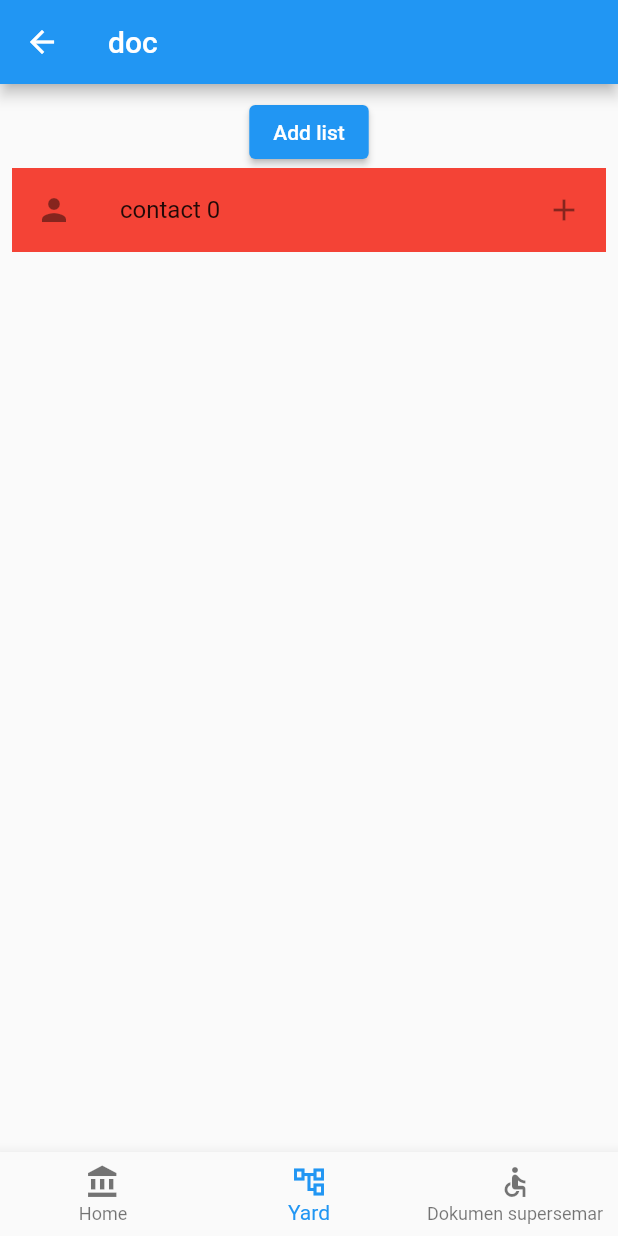
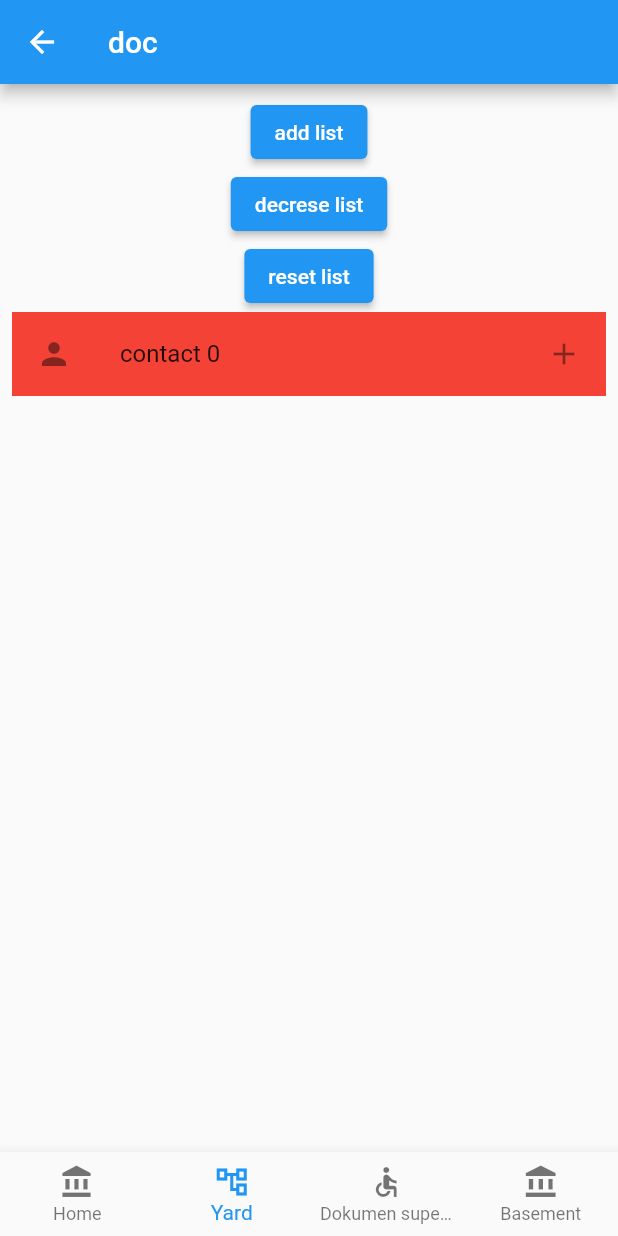
Before and after one commit to RioAgasta/rafi_commit, a Flutter app: the aletempik screen opened directly, item 2 of the bottom bar chosen, on a phone screen of 412 x 824 dp. Run offline on Flutter 3.47's test engine with Material 2 defaults, Android fonts, the phone set to English and light mode, and no system bars; our stand-ins replace shared_preferences, syncfusion_flutter_datepicker; accounts and stored records are empty.

Commit message:
initial commit

```diff
--- a/lib/hero.dart
+++ b/lib/Hero/hero.dart
@@ -1,5 +1,5 @@
 import 'package:flutter/material.dart';
-import 'package:Malenochinchin/ui.dart';
+import 'package:Project/ui_helper/ui.dart';
 
 class hero extends StatefulWidget {
   const hero({Key? key}) : super(key: key);
--- /dev/null
+++ b/lib/data/shared_prefs.dart
@@ -0,0 +1,13 @@
+import 'package:shared_preferences/shared_preferences.dart';
+
+class SharedPrefs {
+  static Future<SharedPreferences> getPrefs() async => await SharedPreferences.getInstance();
+
+  static Future remove(String key) async => (await getPrefs()).remove(key);
+
+  static Future setString(String key, String value) async => (await getPrefs()).setString(key, value);
+  static Future<String?> getString(String key) async => (await getPrefs()).getString(key);
+
+  static Future setInt(String key, int value) async => (await getPrefs()).setInt(key, value);
+  static Future<int?> getInt(String key) async => (await getPrefs()).getInt(key);
+}
--- a/lib/home.dart
+++ b/lib/home.dart
@@ -1,7 +1,7 @@
 import 'package:flutter/material.dart';
-import 'package:Malenochinchin/aletempik.dart';
-import 'package:Malenochinchin/ui.dart';
-import 'package:Malenochinchin/sign.dart';
+import 'package:Project/index.dart';
+import 'package:Project/ui_helper/ui.dart';
+import 'package:Project/sign/sign.dart';
 
 class Home extends StatefulWidget {
   const Home({Key? key}) : super(key: key);
--- a/lib/aletempik.dart
+++ b/lib/index.dart
@@ -1,11 +1,12 @@
-import 'package:Malenochinchin/home.dart';
-import 'package:Malenochinchin/tugas.dart';
-import 'package:Malenochinchin/yard.dart';
+import 'package:Project/home.dart';
+import 'package:Project/widget/tugas.dart';
+import 'package:Project/widget/yard.dart';
 import 'package:flutter/material.dart';
-import 'package:Malenochinchin/ui.dart';
-import 'package:Malenochinchin/box.dart';
-import 'package:Malenochinchin/doc.dart';
-import 'package:Malenochinchin/succ.dart';
+import 'package:Project/ui_helper/ui.dart';
+import 'package:Project/widget/box.dart';
+import 'package:Project/widget/doc.dart';
+import 'package:Project/sign/success.dart';
+import 'package:Project/widget/Basement.dart';
 
 class aletempik extends StatefulWidget {
   const aletempik({Key? key}) : super(key: key);
@@ -28,10 +29,15 @@ class _aletempikState extends State<aletempik> {
     Navigator.of(context).push(MaterialPageRoute(builder: (context) => const dokumen()));
   }
 
+  void _navigationToBasement(BuildContext context){
+    Navigator.of(context).push(MaterialPageRoute(builder: (context) => const Basement()));
+  }
+
   static const List<Widget> pageList = [
     task(),
     mainbox(),
     dokumen(),
+    Basement(),
   ];
 
   int seletorIndex = 0;
@@ -46,6 +52,7 @@ class _aletempikState extends State<aletempik> {
   Widget build(BuildContext context) {
     return Scaffold(
       bottomNavigationBar: BottomNavigationBar(
+        type: BottomNavigationBarType.fixed,
         items: [
           BottomNavigationBarItem(
               icon: Icon(Icons.account_balance_sharp),
@@ -59,6 +66,10 @@ class _aletempikState extends State<aletempik> {
             icon: Icon(Icons.accessible),
             label: "Dokumen supersemar",
           ),
+          BottomNavigationBarItem(
+            icon: Icon(Icons.account_balance),
+            label: "Basement",
+          ),
         ],
         currentIndex: seletorIndex,
         onTap: _onTap,
--- a/lib/sign.dart
+++ b/lib/sign/sign.dart
@@ -1,6 +1,6 @@
-import 'package:Malenochinchin/aletempik.dart';
+import 'package:Project/index.dart';
 import 'package:flutter/material.dart';
-import 'package:Malenochinchin/ui.dart';
+import 'package:Project/ui_helper/ui.dart';
 import 'package:syncfusion_flutter_datepicker/datepicker.dart';
 
 class sign extends StatefulWidget {
--- a/lib/succ.dart
+++ b/lib/sign/success.dart
@@ -1,5 +1,5 @@
 import 'package:flutter/material.dart';
-import 'package:Malenochinchin/aletempik.dart';
+import 'package:Project/index.dart';
 
 
 class berhasil extends StatefulWidget {
--- a/lib/box.dart
+++ b/lib/widget/box.dart
@@ -1,5 +1,6 @@
-import 'package:Malenochinchin/ui.dart';
+import 'package:Project/ui_helper/ui.dart';
 import 'package:flutter/material.dart';
+import '../data/shared_prefs.dart';
 
 
 class mainbox extends StatefulWidget {
@@ -12,7 +13,16 @@ class mainbox extends StatefulWidget {
 class _mainboxState extends State<mainbox> {
   int _listcount = 1;
 
+  void loadValues() async{
+    _listcount = (await SharedPrefs.getInt('intValue'))!;
+    setState(() {});
+  }
 
+  @override
+  void initState() {
+    super.initState();
+    loadValues();
+  }
   @override
   Widget build(BuildContext context) {
     return Scaffold(
@@ -27,10 +37,36 @@ class _mainboxState extends State<mainbox> {
               ElevatedButton(onPressed: (){
                 setState(() {
                   _listcount++;
+                  SharedPrefs.setInt('intValue', _listcount);
+                  loadValues();
                 });
               },
                 child: Text(
-                    "Add list"
+                    "add list"
+                ),
+              ),
+              ElevatedButton(onPressed: (){
+                setState(() {
+                  if (_listcount > 1){
+                    _listcount--;
+                    SharedPrefs.setInt('intValue', _listcount);
+                    loadValues();
+                  }
+                });
+              },
+                child: Text(
+                    "decrese list"
+                ),
+              ),
+              ElevatedButton(onPressed: (){
+                setState(() {
+                  _listcount = 1;
+                  SharedPrefs.setInt('intValue', _listcount);
+                  loadValues();
+                });
+              },
+                child: Text(
+                    "reset list"
                 ),
               ),
               ListView.builder(
--- a/lib/tugas.dart
+++ b/lib/widget/tugas.dart
@@ -1,4 +1,4 @@
-import 'package:Malenochinchin/ui.dart';
+import 'package:Project/ui_helper/ui.dart';
 import 'package:flutter/material.dart';
 
 
```
Also changed, not shown: lib/doc.dart (deleted, +0 -65 lines), lib/widget/Basement.dart (added, +95 -0 lines), lib/widget/doc.dart (added, +96 -0 lines), lib/widget/yard.dart (renamed from lib/yard.dart, +13 -1 lines), pubspec.yaml (+6 -1 lines), lib/Hero/hero2.dart (renamed from lib/hero2.dart), lib/ui_helper/ui.dart (renamed from lib/ui.dart), pubspec.lock, 1 other file.
